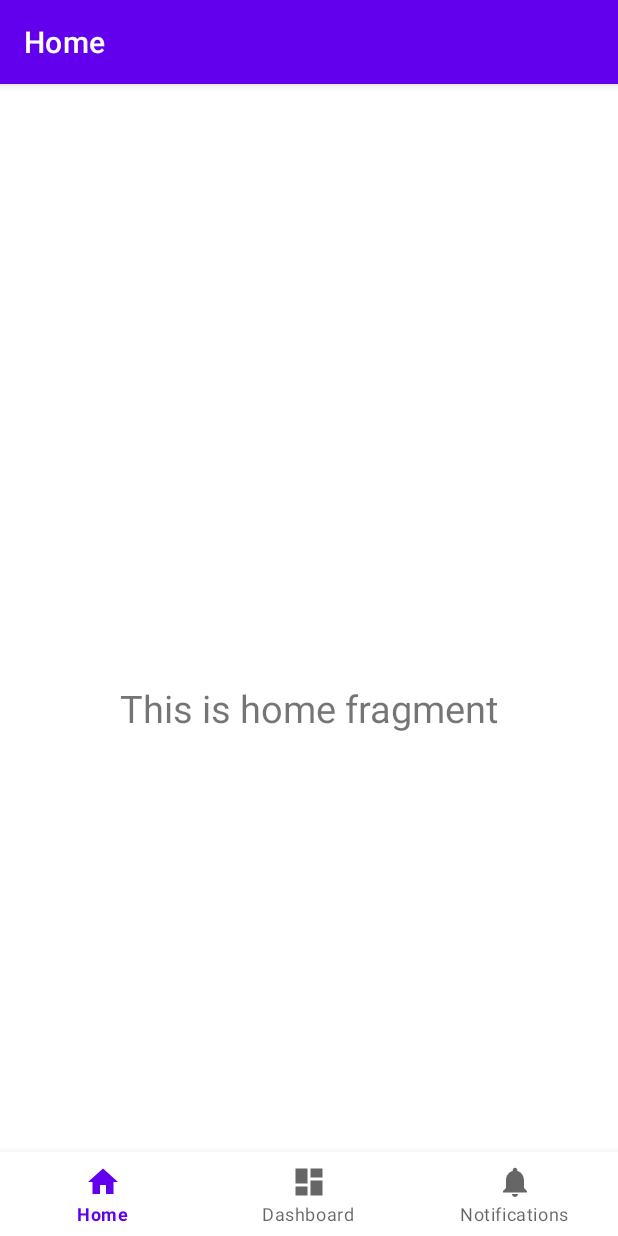
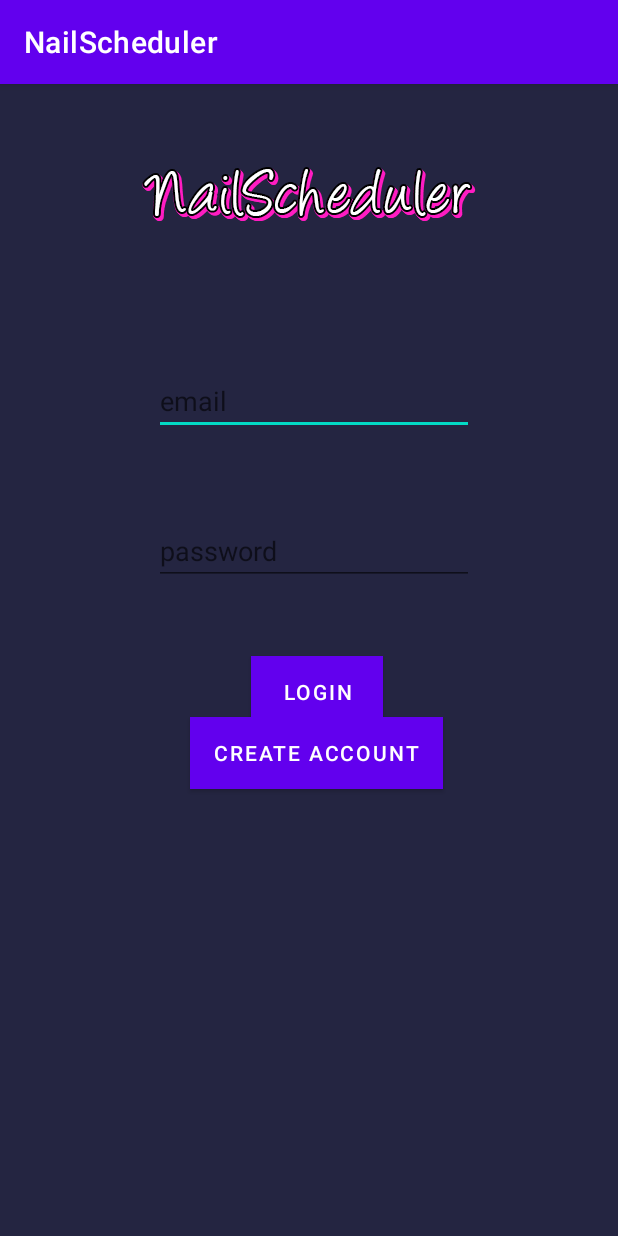
Before and after one commit to ElielGez/NailScheduler, an Android app: the screen it shows after launch (MainActivity before the commit, LoginTest after it), on a phone screen of 412 x 824 dp. Run offline under Robolectric (Android 15) with nearby library versions, the phone set to English and light mode, and no system bars; our stand-ins replace Firebase (no records; nobody signed in at launch, a user with empty details on screens opened directly).

Commit message:
Add login test and register test

```diff
--- /dev/null
+++ b/app/src/main/java/com/example/nailscheduler/LoginTest.java
@@ -0,0 +1,82 @@
+package com.example.nailscheduler;
+
+import androidx.annotation.NonNull;
+import androidx.appcompat.app.AppCompatActivity;
+
+import android.content.Intent;
+import android.os.Bundle;
+import android.text.TextUtils;
+import android.view.View;
+import android.widget.Button;
+import android.widget.EditText;
+import android.widget.RadioButton;
+import android.widget.Toast;
+
+import com.example.nailscheduler.enums.UserType;
+import com.google.android.gms.tasks.OnCompleteListener;
+import com.google.android.gms.tasks.Task;
+import com.google.firebase.auth.AuthResult;
+import com.google.firebase.auth.FirebaseAuth;
+
+public class LoginTest extends AppCompatActivity {
+    UserType mType;
+    EditText mEmail, mPassword;
+    Button mLoginBtn,mRegisterBtn;
+    FirebaseAuth fAuth;
+
+    @Override
+    protected void onCreate(Bundle savedInstanceState) {
+        super.onCreate(savedInstanceState);
+        setContentView(R.layout.activity_login_test);
+
+        mType = UserType.CLIENT;
+        mEmail = findViewById(R.id.email);
+        mPassword = findViewById(R.id.password);
+        mLoginBtn = findViewById(R.id.loginBtn);
+        mRegisterBtn = findViewById(R.id.registerBtn);
+
+        fAuth = FirebaseAuth.getInstance();
+        if(fAuth.getCurrentUser() != null){
+            startActivity(new Intent(getApplicationContext(), MainActivity.class));
+            finish();
+        }
+        mLoginBtn.setOnClickListener(new View.OnClickListener() {
+            @Override
+            public void onClick(View v) {
+                String email = mEmail.getText().toString().trim();
+                String password = mPassword.getText().toString().trim();
+                if (TextUtils.isEmpty(email)) {
+                    mEmail.setError("Required");
+                    return;
+                }
+                if (TextUtils.isEmpty(password)) {
+                    mPassword.setError("Required");
+                    return;
+                }
+                fAuth.signInWithEmailAndPassword(email, password).addOnCompleteListener(new OnCompleteListener<AuthResult>() {
+                    @Override
+                    public void onComplete(@NonNull Task<AuthResult> task) {
+                        if (task.isSuccessful()) {
+                            startActivity(new Intent(getApplicationContext(), MainActivity.class));
+                        } else {
+                            Toast.makeText(LoginTest.this, "Error: " + task.getException().getMessage(), Toast.LENGTH_SHORT).show();
+                        }
+                    }
+                });
+            }
+        });
+        mRegisterBtn.setOnClickListener(new View.OnClickListener() {
+            @Override
+            public void onClick(View v) {
+                if(mType == UserType.CLIENT){
+                    startActivity(new Intent(getApplicationContext(), RegisterClientTest.class));
+                }
+                else if(mType == UserType.BUSINESS_OWNER){
+
+                }
+            }
+        });
+
+
+    }
+}
--- a/app/src/main/java/com/example/nailscheduler/interfaces/IUser.java
+++ b/app/src/main/java/com/example/nailscheduler/interfaces/IUser.java
@@ -6,8 +6,6 @@
 public interface IUser {
     String getEmail();
     void setEmail(String email);
-    String getPassword();
-    void setPassword(String password);
     String getFullName();
     void setFullName(String fullName);
     UserType getType();
--- a/app/src/main/java/com/example/nailscheduler/models/Client.java
+++ b/app/src/main/java/com/example/nailscheduler/models/Client.java
@@ -7,7 +7,7 @@
     public Client(){
 
     }
-    public Client(String email,String password,String fullName){
-        super(email,password,fullName, UserType.CLIENT);
+    public Client(String email,String fullName){
+        super(email,fullName, UserType.CLIENT);
     }
 }
--- /dev/null
+++ b/app/src/main/res/layout/activity_login_test.xml
@@ -0,0 +1,89 @@
+<?xml version="1.0" encoding="utf-8"?>
+<androidx.constraintlayout.widget.ConstraintLayout xmlns:android="http://schemas.android.com/apk/res/android"
+    xmlns:app="http://schemas.android.com/apk/res-auto"
+    xmlns:tools="http://schemas.android.com/tools"
+    android:layout_width="match_parent"
+    android:layout_height="match_parent"
+    android:background="@color/secondary"
+    android:padding="5dp"
+    tools:context=".LoginTest">
+
+    <ImageView
+        android:id="@+id/imageView"
+        android:layout_width="wrap_content"
+        android:layout_height="36dp"
+        android:layout_marginTop="55dp"
+        android:layout_marginBottom="16dp"
+        android:contentDescription="@string/app_name"
+        android:src="@mipmap/ic_logo"
+        app:layout_constraintBottom_toTopOf="@+id/email"
+        app:layout_constraintEnd_toEndOf="parent"
+        app:layout_constraintStart_toStartOf="parent"
+        app:layout_constraintTop_toTopOf="parent" />
+
+    <EditText
+        android:id="@+id/email"
+        android:layout_width="wrap_content"
+        android:layout_height="wrap_content"
+        android:layout_marginStart="102dp"
+        android:layout_marginTop="81dp"
+        android:layout_marginEnd="95dp"
+        android:layout_marginBottom="31dp"
+        android:ems="10"
+        android:hint="email"
+        android:inputType="textEmailAddress"
+        android:textColor="#FFFFFF"
+        app:layout_constraintBottom_toTopOf="@+id/password"
+        app:layout_constraintEnd_toEndOf="parent"
+        app:layout_constraintStart_toStartOf="parent"
+        app:layout_constraintTop_toBottomOf="@+id/imageView" />
+
+    <EditText
+        android:id="@+id/password"
+        style="@style/Widget.AppCompat.EditText"
+        android:layout_width="wrap_content"
+        android:layout_height="wrap_content"
+        android:layout_marginStart="102dp"
+        android:layout_marginTop="23dp"
+        android:layout_marginEnd="95dp"
+        android:layout_marginBottom="23dp"
+        android:ems="10"
+        android:hint="password"
+        android:inputType="textPassword"
+        android:textColor="#FFFFFF"
+        app:layout_constraintBottom_toTopOf="@+id/loginBtn"
+        app:layout_constraintEnd_toEndOf="parent"
+        app:layout_constraintStart_toStartOf="parent"
+        app:layout_constraintTop_toBottomOf="@+id/email" />
+
+    <Button
+        android:id="@+id/loginBtn"
+        android:layout_width="wrap_content"
+        android:layout_height="wrap_content"
+        android:layout_marginStart="164dp"
+        android:layout_marginTop="24dp"
+        android:layout_marginEnd="154dp"
+        android:layout_marginBottom="339dp"
+        android:background="@color/primary"
+        android:backgroundTint="@color/primary"
+        android:text="Login"
+        app:layout_constraintBottom_toBottomOf="parent"
+        app:layout_constraintEnd_toEndOf="parent"
+        app:layout_constraintStart_toStartOf="parent"
+        app:layout_constraintTop_toBottomOf="@+id/password" />
+    <Button
+        android:id="@+id/registerBtn"
+        android:layout_width="wrap_content"
+        android:layout_height="wrap_content"
+        android:layout_marginStart="164dp"
+        android:layout_marginTop="40dp"
+        android:layout_marginEnd="154dp"
+        android:layout_marginBottom="339dp"
+        android:background="@color/primary"
+        android:backgroundTint="@color/primary"
+        android:text="Create account"
+        app:layout_constraintBottom_toBottomOf="parent"
+        app:layout_constraintEnd_toEndOf="parent"
+        app:layout_constraintStart_toStartOf="parent"
+        app:layout_constraintTop_toBottomOf="@+id/loginBtn" />
+</androidx.constraintlayout.widget.ConstraintLayout>
```
Also changed, not shown: app/src/main/AndroidManifest.xml (+11 -3 lines), app/src/main/java/com/example/nailscheduler/MainActivity.java (+13 -1 lines), app/src/main/java/com/example/nailscheduler/RegisterClientTest.java (added, +93 -0 lines), app/src/main/java/com/example/nailscheduler/models/BusinessOwner.java (+20 -2 lines), app/src/main/java/com/example/nailscheduler/models/User.java (+1 -13 lines), app/src/main/res/layout/activity_main.xml (+15 -0 lines), app/src/main/res/layout/activity_register_client_test.xml (added, +90 -0 lines), app/src/main/res/mipmap-hdpi/ic_logo.png (added).
